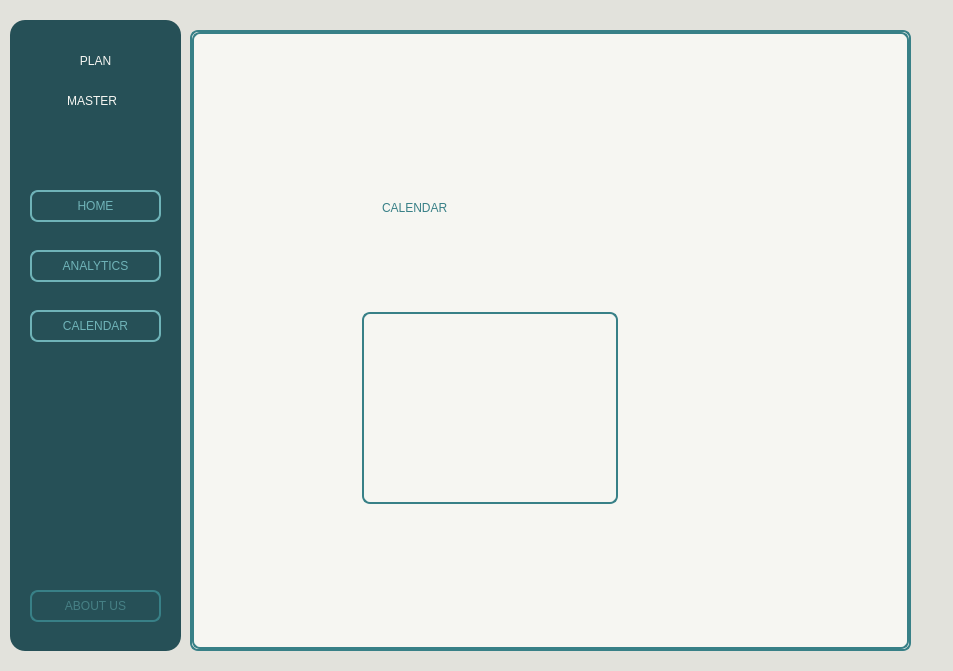
Above: PlanMaster/mainwindow.ui from nkarolczyk/PlanMaster before the change. Below: the same form after it.
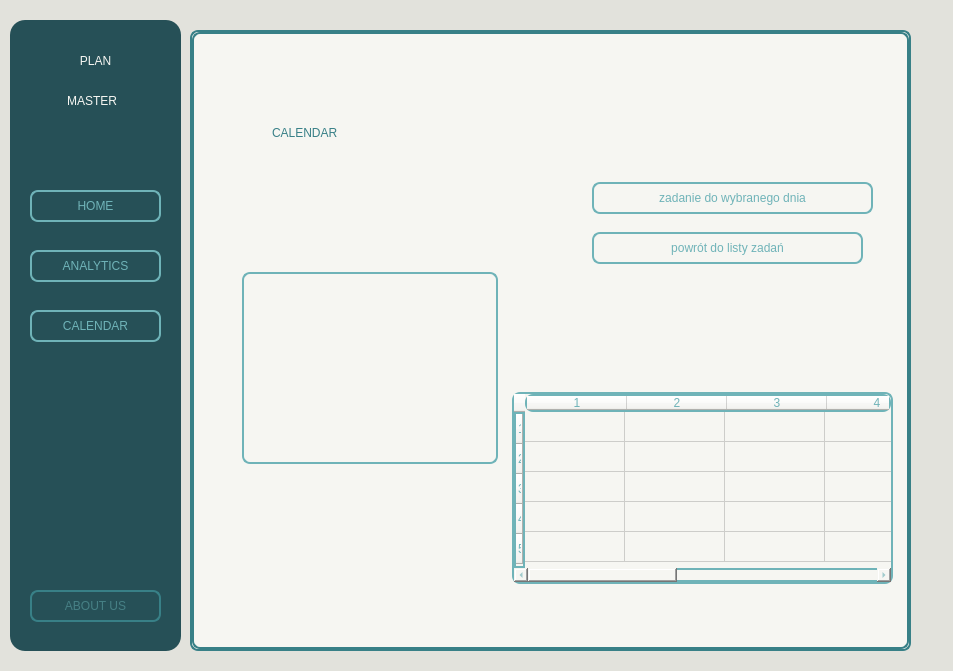
That is the form after the change. The open tabs and pages were chosen to show the change.

What changed in the file:
```diff
--- a/PlanMaster/mainwindow.ui
+++ b/PlanMaster/mainwindow.ui
@@ -524,8 +524,8 @@
      <widget class="QLabel" name="label_4">
       <property name="geometry">
        <rect>
-        <x>190</x>
-        <y>125</y>
+        <x>80</x>
+        <y>50</y>
         <width>221</width>
         <height>101</height>
        </rect>
@@ -539,14 +539,95 @@
        <string>CALENDAR</string>
       </property>
      </widget>
-     <widget class="QTableWidget" name="tableWidgetWeek">
+     <widget class="QListWidget" name="taskListForDay">
       <property name="geometry">
        <rect>
-        <x>170</x>
-        <y>280</y>
+        <x>50</x>
+        <y>240</y>
         <width>256</width>
         <height>192</height>
        </rect>
+      </property>
+      <property name="styleSheet">
+       <string notr="true">font: 700 23pt &quot;Optima&quot;;
+color: #6fb3b8;
+border: 2px solid #6fb3b8; 
+border-radius: 8px;  </string>
+      </property>
+     </widget>
+     <widget class="QTableWidget" name="tableWidgetWeek">
+      <property name="geometry">
+       <rect>
+        <x>320</x>
+        <y>360</y>
+        <width>381</width>
+        <height>192</height>
+       </rect>
+      </property>
+      <property name="styleSheet">
+       <string notr="true">font: 700 23pt &quot;Optima&quot;;
+color: #6fb3b8;
+border: 2px solid #6fb3b8; 
+border-radius: 8px;  </string>
+      </property>
+      <property name="rowCount">
+       <number>5</number>
+      </property>
+      <property name="columnCount">
+       <number>7</number>
+      </property>
+      <attribute name="horizontalHeaderVisible">
+       <bool>true</bool>
+      </attribute>
+      <row/>
+      <row/>
+      <row/>
+      <row/>
+      <row/>
+      <column/>
+      <column/>
+      <column/>
+      <column/>
+      <column/>
+      <column/>
+      <column/>
+     </widget>
+     <widget class="QPushButton" name="btnAddTaskToDate">
+      <property name="geometry">
+       <rect>
+        <x>400</x>
+        <y>150</y>
+        <width>281</width>
+        <height>32</height>
+       </rect>
+      </property>
+      <property name="styleSheet">
+       <string notr="true">font: 700 23pt &quot;Optima&quot;;
+color: #6fb3b8;
+border: 2px solid #6fb3b8; 
+border-radius: 8px;  </string>
+      </property>
+      <property name="text">
+       <string>zadanie do wybranego dnia</string>
+      </property>
+     </widget>
+     <widget class="QPushButton" name="btnDefaultView_2">
+      <property name="geometry">
+       <rect>
+        <x>400</x>
+        <y>200</y>
+        <width>271</width>
+        <height>32</height>
+       </rect>
+      </property>
+      <property name="styleSheet">
+       <string notr="true">font: 700 23pt &quot;Optima&quot;;
+color: #6fb3b8;
+border: 2px solid #6fb3b8; 
+border-radius: 8px;  </string>
+      </property>
+      <property name="text">
+       <string>powrót do listy zadań</string>
       </property>
      </widget>
     </widget>
```
